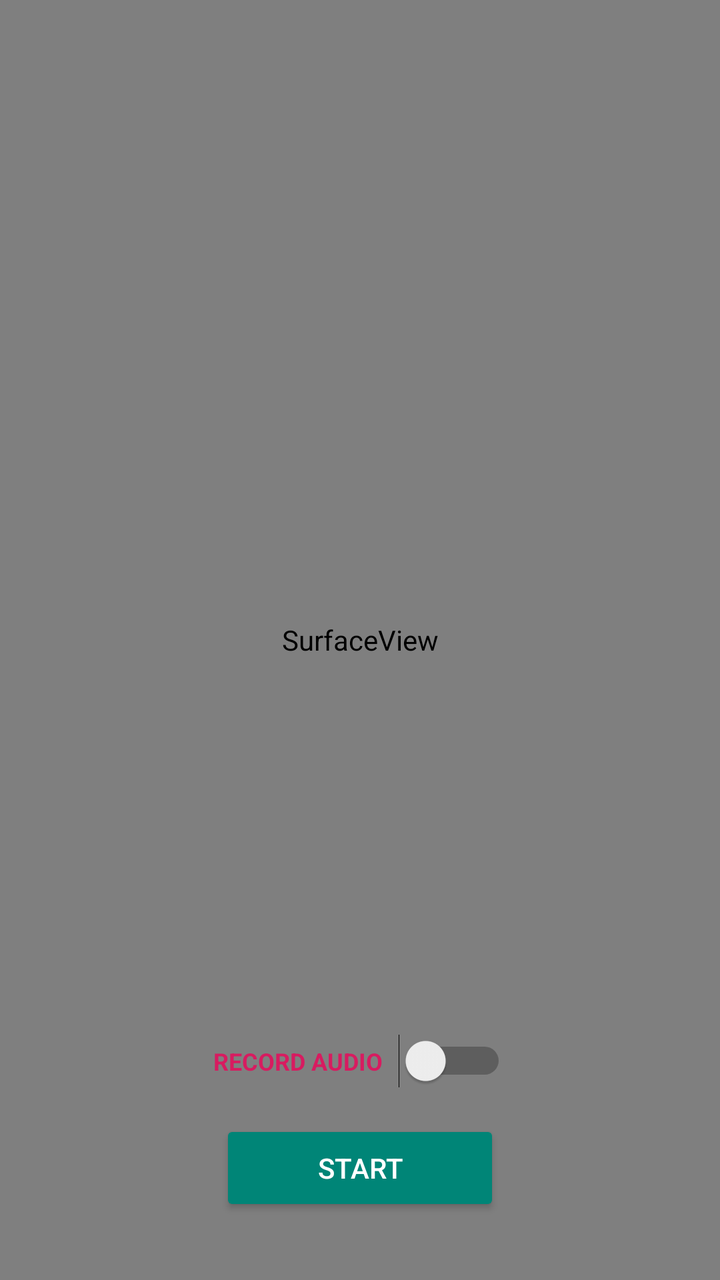
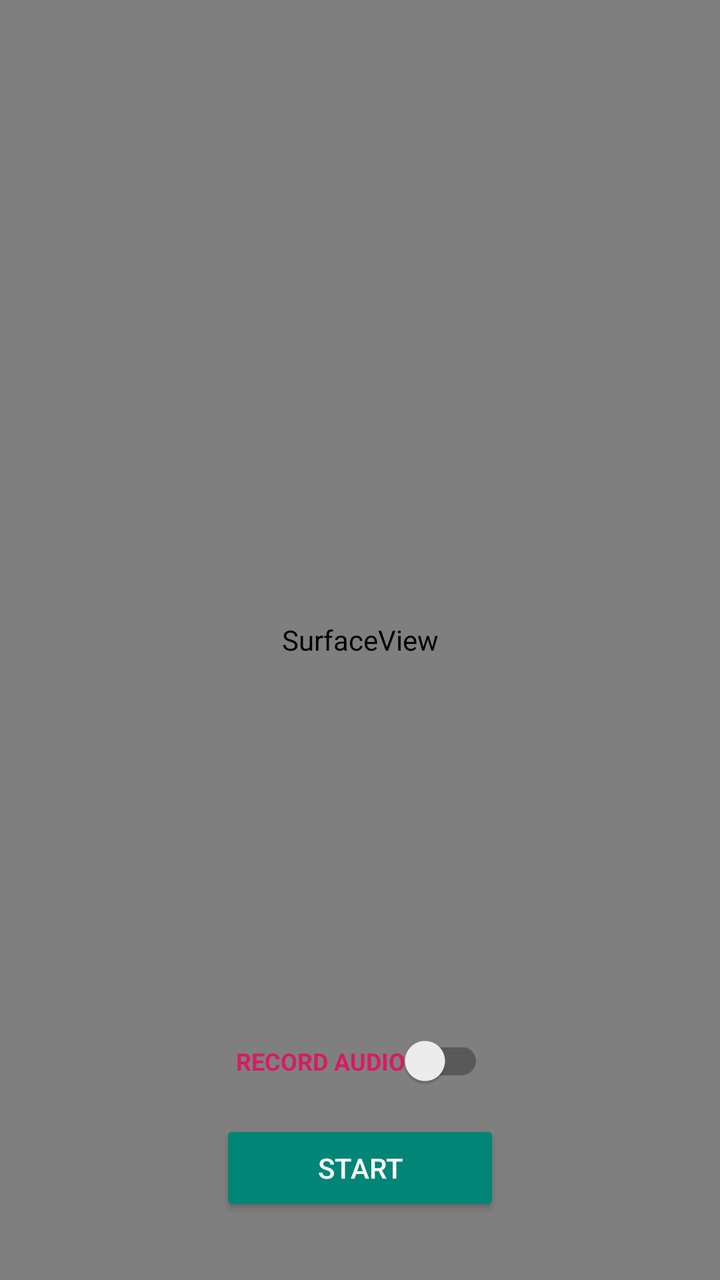

The first picture is an Android layout as it rendered before a commit; the second is the same layout after the commit. The layout source and the unified diff follow.
<!-- AndroidManifest.xml: application theme AppTheme -->
<!-- res/layout/main.xml -->
<?xml version="1.0" encoding="utf-8"?>
<androidx.constraintlayout.widget.ConstraintLayout xmlns:android="http://schemas.android.com/apk/res/android"
    xmlns:app="http://schemas.android.com/apk/res-auto"
    xmlns:tools="http://schemas.android.com/tools"
    android:layout_width="match_parent"
    android:layout_height="match_parent"
    android:orientation="vertical">

    <SurfaceView
        android:id="@+id/surfaceView"
        android:layout_width="match_parent"
        android:layout_height="match_parent" />

    <Button
        android:id="@+id/recordActionButton"
        android:layout_width="140dp"
        android:layout_height="wrap_content"
        android:layout_marginBottom="32dp"
        android:backgroundTint="#008577"
        android:gravity="center"
        android:text="Start"
        android:textColor="@android:color/white"
        app:layout_constraintBottom_toBottomOf="@+id/surfaceView"
        app:layout_constraintEnd_toEndOf="parent"
        app:layout_constraintStart_toStartOf="parent"
        tools:ignore="HardcodedText" />

    <Switch
        android:id="@+id/recordAudioSwitch"
        android:layout_width="wrap_content"
        android:layout_height="wrap_content"
        android:layout_marginBottom="16dp"
        android:checked="false"
        android:switchPadding="8dp"
        android:text="Record audio"
        android:textAllCaps="true"
        android:textColor="#D81B60"
        android:textSize="12sp"
        android:textStyle="bold"
        app:layout_constraintBottom_toTopOf="@+id/recordActionButton"
        app:layout_constraintEnd_toEndOf="parent"
        app:layout_constraintStart_toStartOf="parent"
        tools:ignore="HardcodedText" />

</androidx.constraintlayout.widget.ConstraintLayout>
<!-- resources referenced by this layout -->
<resources>
  <style name="AppTheme" parent="Theme.AppCompat.Light.DarkActionBar">
          <item name="colorPrimary">#008577</item>
          <item name="colorPrimaryDark">#00574B</item>
          <item name="colorAccent">#D81B60</item>
      </style>
</resources>

<!-- the commit's change to res/layout/main.xml (unified diff, before → after) -->
@@ -1,7 +1,6 @@
 <?xml version="1.0" encoding="utf-8"?>
 <androidx.constraintlayout.widget.ConstraintLayout xmlns:android="http://schemas.android.com/apk/res/android"
     xmlns:app="http://schemas.android.com/apk/res-auto"
-    xmlns:tools="http://schemas.android.com/tools"
     android:layout_width="match_parent"
     android:layout_height="match_parent"
     android:orientation="vertical">
@@ -18,28 +17,27 @@
         android:layout_marginBottom="32dp"
         android:backgroundTint="#008577"
         android:gravity="center"
-        android:text="Start"
+        android:text="@string/start"
         android:textColor="@android:color/white"
         app:layout_constraintBottom_toBottomOf="@+id/surfaceView"
         app:layout_constraintEnd_toEndOf="parent"
         app:layout_constraintStart_toStartOf="parent"
-        tools:ignore="HardcodedText" />
+        />
 
-    <Switch
+    <androidx.appcompat.widget.SwitchCompat
         android:id="@+id/recordAudioSwitch"
         android:layout_width="wrap_content"
         android:layout_height="wrap_content"
         android:layout_marginBottom="16dp"
         android:checked="false"
         android:switchPadding="8dp"
-        android:text="Record audio"
+        android:text="@string/record_audio"
         android:textAllCaps="true"
         android:textColor="#D81B60"
         android:textSize="12sp"
         android:textStyle="bold"
         app:layout_constraintBottom_toTopOf="@+id/recordActionButton"
         app:layout_constraintEnd_toEndOf="parent"
-        app:layout_constraintStart_toStartOf="parent"
-        tools:ignore="HardcodedText" />
+        app:layout_constraintStart_toStartOf="parent" />
 
 </androidx.constraintlayout.widget.ConstraintLayout>
<!-- resource entries referenced after the edit -->
@@ -1,5 +1,7 @@
 <!-- resources referenced by this layout -->
 <resources>
+  <string name="record_audio">Record audio</string>
+  <string name="start">Start</string>
   <style name="AppTheme" parent="Theme.AppCompat.Light.DarkActionBar">
           <item name="colorPrimary">#008577</item>
           <item name="colorPrimaryDark">#00574B</item>
